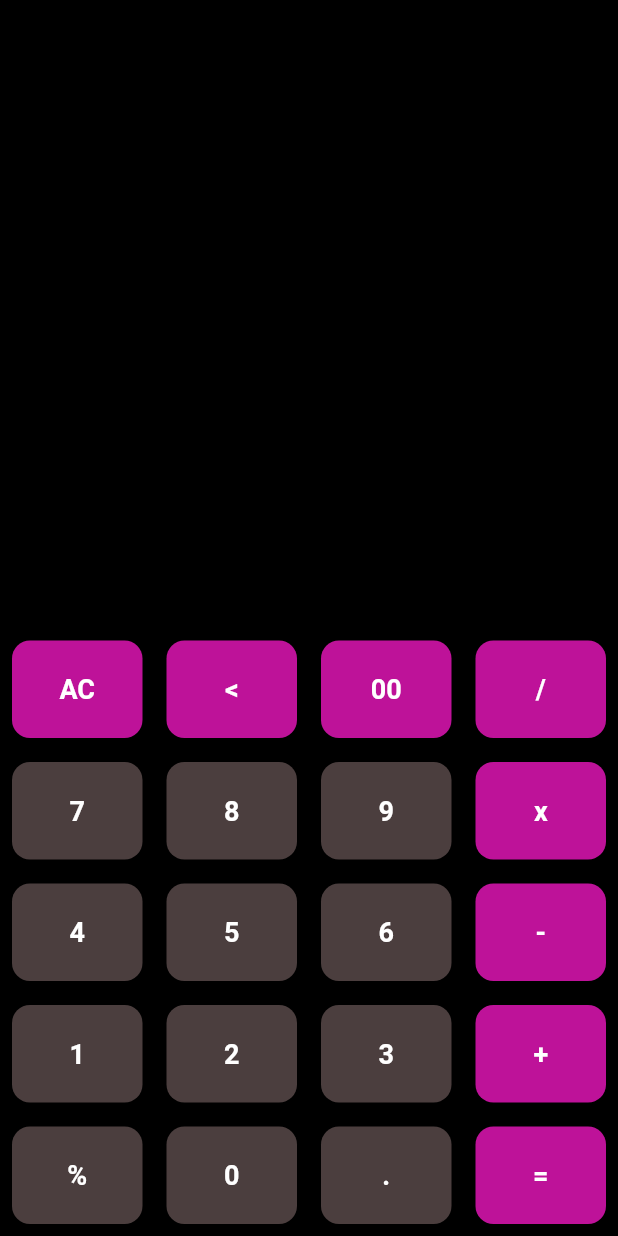
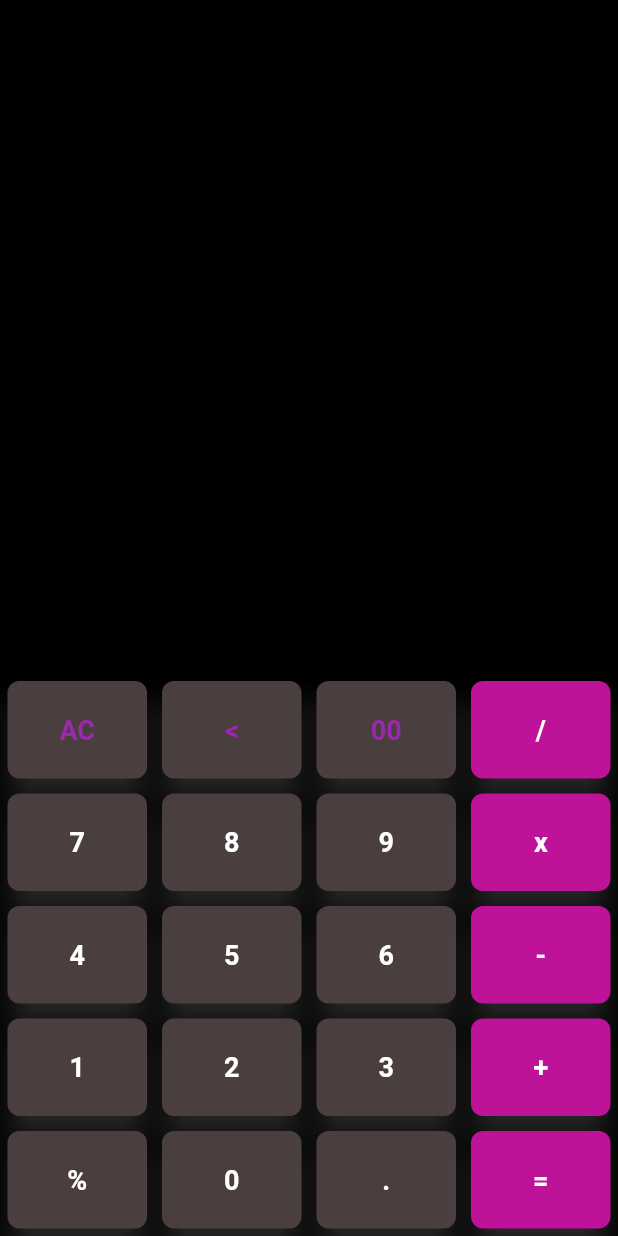
Before and after one commit to SealedOrca2/Calculator, a Flutter app: the screen it shows after launch, on a phone screen of 412 x 824 dp. Run offline on Flutter 3.47's test engine with Material 2 defaults, Android fonts, the phone set to English and light mode, and no system bars; our stand-ins replace math_expressions.

Commit message:
initial commit

```diff
--- a/lib/main.dart
+++ b/lib/main.dart
@@ -2,13 +2,11 @@ import 'package:calculator/colors.dart';
 import 'package:flutter/material.dart';
 import 'package:math_expressions/math_expressions.dart';
 
-
 void main() {
-  runApp( MaterialApp(
+  runApp(const MaterialApp(
     home: CalculatorApp(),
   ));
 }
-
 
 class CalculatorApp extends StatefulWidget {
   const CalculatorApp({super.key});
@@ -18,23 +16,23 @@ class CalculatorApp extends StatefulWidget {
 }
 
 class _CalculatorAppState extends State<CalculatorApp> {
-
-double firstNum = 0.0 ;
-  double secondNum = 0.0;
   var Input = '';
   var Output = '';
   var operation = '';
 
-  onButtonClick(value){
-    if (value == 'AC'){
+  onButtonClick(value) {
+    switch (value) {
+      case 'AC':
         Input = '';
         Output = '';
-    } else if (value == '<'){
-    if (Input.isNotEmpty){
-          Input = Input.substring(0, Input.length - 1 );
+        break;
+      case '<':
+        if (Input.isNotEmpty) {
+          Input = Input.substring(0, Input.length - 1);
         }
-      } else if (value == '='){
-         if (Input.isNotEmpty){
+        break;
+      case '=':
+        if (Input.isNotEmpty) {
           var userInput = Input;
           userInput = Input.replaceAll('x', '*');
           Parser p = Parser();
@@ -42,39 +40,51 @@ double firstNum = 0.0 ;
           ContextModel cm = ContextModel();
           var finalValue = expression.evaluate(EvaluationType.REAL, cm);
           Output = finalValue.toString();
+        }
+        break;
+      default:
+        Input = Input + value;
+
+        if (value == '0' || value == '1' || value == '2' || value == '3' || value == '4' || value == '5' || value == '6'|| value == '7' || value == '8' || value == '9') {
+          if (Input.isNotEmpty) {
+            var userInput = Input;
+            userInput = Input.replaceAll('x', '*');
+            Parser p = Parser();
+            Expression expression = p.parse(userInput);
+            ContextModel cm = ContextModel();
+            var finalValue = expression.evaluate(EvaluationType.REAL, cm);
+            Output = finalValue.toString();
+          }
         } else {
-          Input =  Input + value ;
+          Output = '';
         }
+        break;
     }
-      setState(() {
-
-      });
+    setState(() {});
   }
-
 
   @override
   Widget build(BuildContext context) {
     return Scaffold(
-      backgroundColor: Colors.black,
+      backgroundColor: const Color.fromARGB(255, 0, 0, 0),
       body: Column(
         children: [
-          Expanded(child:
-           Container(
+          Expanded(
+              child: Container(
             width: double.infinity,
             padding: const EdgeInsets.all(12),
-
             child: Column(
               mainAxisAlignment: MainAxisAlignment.end,
               crossAxisAlignment: CrossAxisAlignment.end,
               children: [
                 Text(
                   Input,
-                  style: TextStyle(
+                  style: const TextStyle(
                     fontSize: 48,
-                    color: Colors.white,
+                    color: Color.fromARGB(255, 242, 242, 248),
                   ),
                 ),
-                SizedBox(
+                const SizedBox(
                   height: 20,
                 ),
                 Text(
@@ -84,21 +94,18 @@ double firstNum = 0.0 ;
                     color: Colors.white.withOpacity(0.7),
                   ),
                 ),
-                SizedBox(
+                const SizedBox(
                   height: 30,
                 ),
-
               ],
             ),
-            )
-            ),
+          )),
           Row(
             children: [
-              button(text: "AC", buttonBgColor: operatorColor,),
-              button(text: "<",buttonBgColor: operatorColor),
-              button(text: "00",buttonBgColor: operatorColor),
+              button(text: "AC", tColor: Colors.purple),
+              button(text: "<", tColor: Colors.purple),
+              button(text: "00", tColor: Colors.purple),
               button(text: "/", buttonBgColor: operatorColor),
-
             ],
           ),
           Row(
@@ -107,7 +114,6 @@ double firstNum = 0.0 ;
               button(text: "8"),
               button(text: "9"),
               button(text: "x", buttonBgColor: operatorColor),
-
             ],
           ),
           Row(
@@ -116,7 +122,6 @@ double firstNum = 0.0 ;
               button(text: "5"),
               button(text: "6"),
               button(text: "-", buttonBgColor: operatorColor),
-
             ],
           ),
           Row(
@@ -125,50 +130,47 @@ double firstNum = 0.0 ;
               button(text: "2"),
               button(text: "3"),
               button(text: "+", buttonBgColor: operatorColor),
-
             ],
-
           ),
-
           Row(
             children: [
               button(text: "%"),
               button(text: "0"),
               button(text: "."),
               button(text: "=", buttonBgColor: operatorColor),
-
             ],
           ),
-
-
         ],
-
       ),
     );
   }
 
   Widget button({
-     text, tColor = Colors.white, buttonBgColor = buttonColor,
-
-  }){
+    text,
+    tColor = Colors.white,
+    buttonBgColor = buttonColor,
+  }) {
     return Expanded(
-      child:Container(
-                margin: const EdgeInsets.all(8),
+      child: Container(
+        margin: const EdgeInsets.all(5),
         child: ElevatedButton(
           style: ElevatedButton.styleFrom(
             shape: RoundedRectangleBorder(
-                      borderRadius: BorderRadius.circular(12)
+              borderRadius: BorderRadius.circular(8),
             ),
             padding: const EdgeInsets.all(22),
-                    primary: buttonBgColor),
-                onPressed:() => onButtonClick(text) ,
+            primary: buttonBgColor,
+            shadowColor: Colors.grey.withOpacity(0.6),
+            elevation: 8,
+            onSurface: Colors.grey,
+          ),
+          onPressed: () => onButtonClick(text),
           child: Text(
             text,
             style: TextStyle(
               fontSize: 18,
               color: tColor,
               fontWeight: FontWeight.bold,
-
             ),
           ),
         ),
```
Lines whose indentation alone changed are shown as unchanged.
